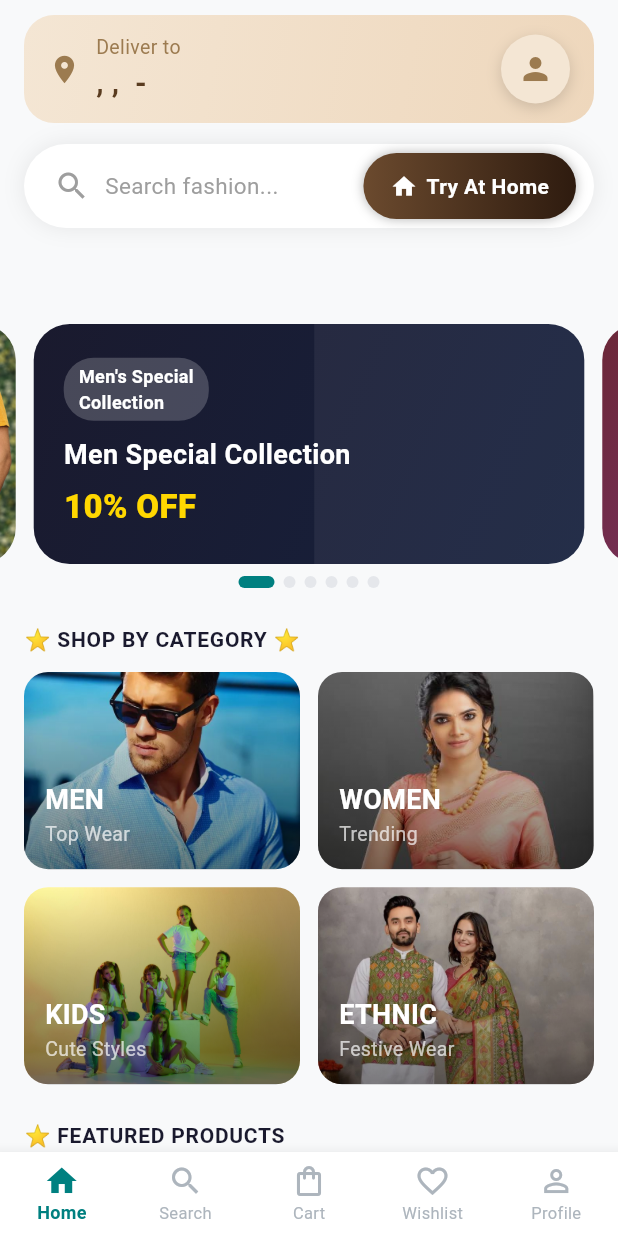
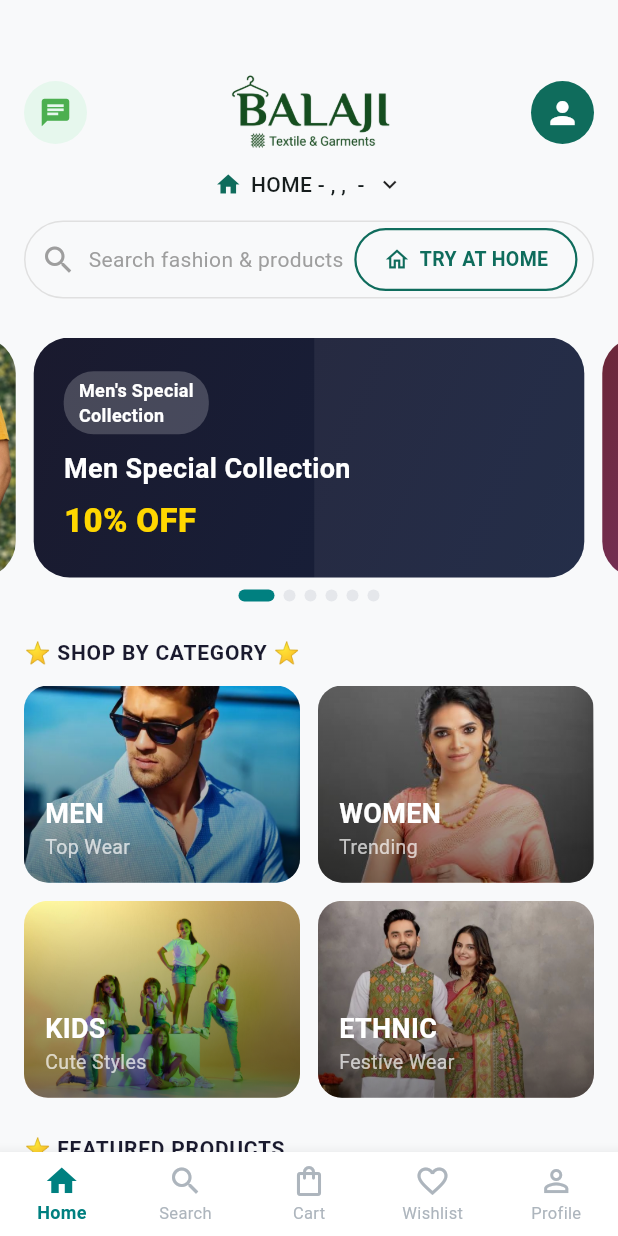
Before and after one commit to shivshr/fashion_app, a Flutter app: the screen it shows once a user with an empty profile is signed in, on a phone screen of 412 x 824 dp. Run offline on Flutter 3.47's test engine with Material 3 defaults, Android fonts, the phone set to English and light mode, and no system bars; drawn by our look-alikes of carousel_slider; our stand-ins replace cached_network_image, cloud_firestore, firebase_auth, firebase_core, firebase_messaging, firebase_storage and 4 more; missing offline and left inert: razorpay_flutter; accounts and stored records are empty; project files that could hold a hidden picture were left out.

Commit message:
Updated home screen UI and added Balaji logo assets

```diff
--- a/lib/screens/home/home_screen.dart
+++ b/lib/screens/home/home_screen.dart
@@ -21,94 +21,88 @@ class HomeScreen extends ConsumerWidget {
       backgroundColor: AppColors.background,
       body: CustomScrollView(
         slivers: [
-          SliverAppBar(
-  floating: true,
-  snap: true,
-  backgroundColor: Colors.transparent,
-  elevation: 0,
-  expandedHeight: 200,
-  flexibleSpace: SafeArea(
+
+          /// ===============================
+          /// TOP HEADER
+          /// ===============================
+          SliverToBoxAdapter(
   child: Padding(
-      padding: const EdgeInsets.fromLTRB(16, 10, 16, 0),
+    padding: const EdgeInsets.fromLTRB(16, 45, 16, 10),
     child: Column(
       children: [
 
-          /// BEIGE LOCATION CARD
-          Container(
-            padding: const EdgeInsets.symmetric(horizontal: 16, vertical: 12),
-            decoration: BoxDecoration(
-              gradient: const LinearGradient(
-                colors: [
-                  Color(0xFFF4E6D4),
-                  Color(0xFFEED7BC),
-                ],
-                begin: Alignment.topLeft,
-                end: Alignment.bottomRight,
-              ),
-              borderRadius: BorderRadius.circular(20),
-            ),
-            child: Row(
+        /// TOP ICON ROW
+        Row(
           children: [
 
-                const Icon(
-                  Icons.location_on,
-                  color: Color(0xFF9C7B50),
+            /// WHATSAPP ICON
+            Container(
+              height: 42,
+              width: 42,
+              decoration: const BoxDecoration(
+                color: Color(0xFFE6F7ED),
+                shape: BoxShape.circle,
+              ),
+              child: const Icon(
+                Icons.chat, // whatsapp style
+                color: Colors.green,
                 size: 22,
-                ),
-
-                const SizedBox(width: 10),
-
-                Expanded(
-                  child: Column(
-                    crossAxisAlignment: CrossAxisAlignment.start,
-                    children: [
-
-                      const Text(
-                        "Deliver to",
-                        style: TextStyle(
-                          fontSize: 13,
-                          color: Color(0xFF9C7B50),
               ),
             ),
 
-                      userAsync.when(
-                        data: (u) => Text(
-                          u?.address?.toString() ?? "Indore, India",
-                          style: const TextStyle(
-                            fontSize: 20,
-                            fontWeight: FontWeight.bold,
-                            color: Color(0xFF5A3C20),
-                          ),
-                        ),
-                        loading: () => const Text("Loading..."),
-                        error: (_, __) => const Text("Set address"),
-                      ),
-                    ],
+            const Spacer(),
+
+            /// BALAJI LOGO (BIGGER)
+            SizedBox(
+              height: 60,
+              child: Image.asset(
+                "assets/images/balaji_logo_transparent.png",
+                fit: BoxFit.contain,
               ),
             ),
 
+            const Spacer(),
+
             /// PROFILE ICON
             Container(
-                  height: 46,
-                  width: 46,
-                  decoration: BoxDecoration(
-                    color: const Color(0xFFF4E6D4),
+              height: 42,
+              width: 42,
+              decoration: const BoxDecoration(
+                color: Color(0xFF0F6C5C),
                 shape: BoxShape.circle,
-                    boxShadow: [
-                      BoxShadow(
-                        color: Colors.black.withOpacity(0.15),
-                        blurRadius: 8,
-                        offset: const Offset(0, 3),
-                      )
-                    ],
               ),
               child: const Icon(
                 Icons.person,
-                    color: Color(0xFF9C7B50),
+                color: Colors.white,
               ),
             ),
           ],
         ),
+
+        const SizedBox(height: 8),
+
+        /// LOCATION (CENTERED)
+        userAsync.when(
+          data: (u) => Row(
+            mainAxisAlignment: MainAxisAlignment.center,
+            children: [
+              const Icon(Icons.home, color: Color(0xFF0F6C5C), size: 18),
+              const SizedBox(width: 6),
+
+              Text(
+                "HOME - ${u?.address?.toString() ?? "167, 1401, 4th Tank Road"}",
+                style: const TextStyle(
+                  fontSize: 14,
+                  fontWeight: FontWeight.w500,
+                ),
+              ),
+
+              const SizedBox(width: 4),
+              const Icon(Icons.keyboard_arrow_down, size: 18)
+            ],
+          ),
+          loading: () => const Text("Loading..."),
+          error: (_, __) => const Text("Set address"),
         ),
 
         const SizedBox(height: 14),
@@ -117,72 +111,58 @@ class HomeScreen extends ConsumerWidget {
         GestureDetector(
           onTap: () => context.push(AppRoutes.search),
           child: Container(
-              height: 56,
-              padding: const EdgeInsets.symmetric(horizontal: 6),
+            height: 52,
+            padding: const EdgeInsets.symmetric(horizontal: 10),
             decoration: BoxDecoration(
-                color: Colors.white,
-                borderRadius: BorderRadius.circular(35),
-                boxShadow: [
-                  BoxShadow(
-                    color: Colors.black.withOpacity(0.08),
-                    blurRadius: 12,
-                  )
-                ],
+              borderRadius: BorderRadius.circular(30),
+              border: Border.all(color: Colors.grey.shade300),
             ),
             child: Row(
               children: [
 
-                  const SizedBox(width: 14),
-
                 const Icon(Icons.search, color: Colors.grey),
 
-                  const SizedBox(width: 10),
+                const SizedBox(width: 8),
 
                 const Expanded(
                   child: Text(
-                      "Search fashion...",
-                      style: TextStyle(
-                        color: Colors.grey,
-                        fontSize: 15,
-                      ),
+                    "Search fashion & products",
+                    style: TextStyle(color: Colors.grey),
                   ),
                 ),
 
-                  /// TRY AT HOME BUTTON
+                /// TRY AT HOME BUTTON (BIGGER)
                 Container(
-                    height: 44,
-                    padding: const EdgeInsets.symmetric(horizontal: 18),
+                  padding: const EdgeInsets.symmetric(
+                    horizontal: 18,
+                    vertical: 10,
+                  ),
                   decoration: BoxDecoration(
-                      borderRadius: BorderRadius.circular(30),
-                      gradient: const LinearGradient(
-                        colors: [
-                          Color(0xFF6B4A2E),
-                          Color(0xFF2E1B0F),
-                        ],
+                    borderRadius: BorderRadius.circular(25),
+                    border: Border.all(
+                      color: const Color(0xFF0F6C5C),
+                      width: 1.5,
                     ),
-                      boxShadow: [
-                        BoxShadow(
-                          color: Colors.black.withOpacity(0.3),
-                          blurRadius: 6,
-                        )
-                      ],
                   ),
                   child: const Row(
                     children: [
-                        Icon(Icons.home, color: Colors.white, size: 18),
+                      Icon(
+                        Icons.home_outlined,
+                        size: 18,
+                        color: Color(0xFF0F6C5C),
+                      ),
                       SizedBox(width: 6),
                       Text(
-                          "Try At Home",
+                        "TRY AT HOME",
                         style: TextStyle(
-                            color: Colors.white,
+                          fontSize: 13,
                           fontWeight: FontWeight.w600,
+                          color: Color(0xFF0F6C5C),
                         ),
-                        )
+                      ),
                     ],
                   ),
                 ),
-
-                  const SizedBox(width: 6),
               ],
             ),
           ),
@@ -191,26 +171,41 @@ class HomeScreen extends ConsumerWidget {
     ),
   ),
 ),
-),
+
+          /// ===============================
+          /// MAIN CONTENT
+          /// ===============================
           SliverToBoxAdapter(
             child: Column(
               crossAxisAlignment: CrossAxisAlignment.start,
               children: [
+
                 const SizedBox(height: 16),
+
                 const BannerCarousel(),
+
                 const SizedBox(height: 24),
+
                 const _SectionHeader(title: '⭐ SHOP BY CATEGORY ⭐'),
+
                 const SizedBox(height: 12),
+
                 const CategoryGrid(),
+
                 const SizedBox(height: 24),
+
                 const _SectionHeader(title: '⭐ FEATURED PRODUCTS'),
+
                 const SizedBox(height: 12),
 
                 featured.when(
-                  data: (products) => FeaturedProductsRow(products: products),
-                  loading: () => const Center(child: CircularProgressIndicator()),
+                  data: (products) =>
+                      FeaturedProductsRow(products: products),
+                  loading: () =>
+                      const Center(child: CircularProgressIndicator()),
                   error: (e, _) => Center(child: Text('Error: $e')),
                 ),
+
                 const SizedBox(height: 80),
               ],
             ),
@@ -221,8 +216,12 @@ class HomeScreen extends ConsumerWidget {
   }
 }
 
+/// =================================
+/// SECTION HEADER
+/// =================================
 class _SectionHeader extends StatelessWidget {
   final String title;
+
   const _SectionHeader({required this.title});
 
   @override
@@ -231,7 +230,12 @@ class _SectionHeader extends StatelessWidget {
       padding: const EdgeInsets.symmetric(horizontal: 16),
       child: Text(
         title,
-        style: const TextStyle(fontSize: 14, fontWeight: FontWeight.w700, letterSpacing: 0.5, color: AppColors.textPrimary),
+        style: const TextStyle(
+          fontSize: 14,
+          fontWeight: FontWeight.w700,
+          letterSpacing: 0.5,
+          color: AppColors.textPrimary,
+        ),
       ),
     );
   }
--- a/lib/widgets/product_card.dart
+++ b/lib/widgets/product_card.dart
@@ -34,7 +34,7 @@ class ProductCard extends ConsumerWidget {
                     child: product.imageUrls.isNotEmpty
                         ? CachedNetworkImage(
                             imageUrl: product.imageUrls.first,
-                            fit: BoxFit.cover,
+                            fit: BoxFit.contain,
                             placeholder: (_, __) => Container(color: AppColors.shimmerBase),
                             errorWidget: (_, __, ___) => Container(
                               color: AppColors.background,
```
Also changed, not shown: assets/images/balaji_logo.png (added), assets/images/balaji_logo_transparent.png (added). Lines whose indentation alone changed are shown as unchanged.
